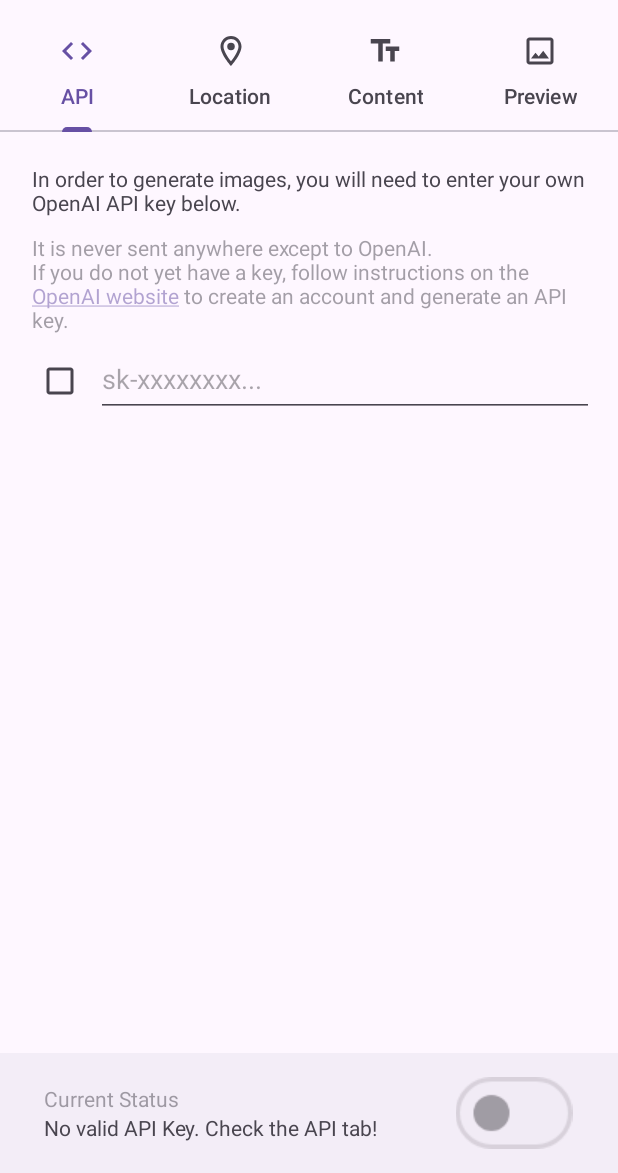
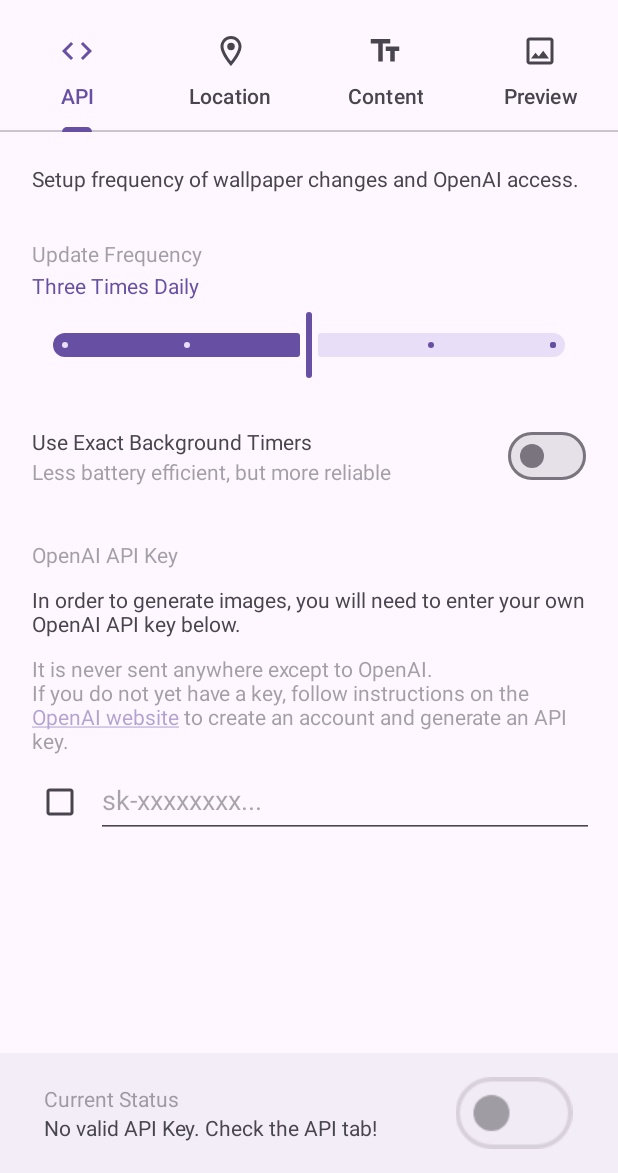
Before and after one commit to minosvasilias/AIWP, an Android app: the screen it shows after launch (MainActivity), on a phone screen of 412 x 824 dp, the part 63-1236 px from its top. Run offline under Robolectric (Android 15) with nearby library versions, the phone set to English and light mode, and no system bars.

Commit message:
Move frequency settings to API tab
- Use slider instead of spinner for frequency
- Add slider helpers to UITools

```diff
--- a/app/src/main/java/com/minosapps/aiwp/ApiFragment.java
+++ b/app/src/main/java/com/minosapps/aiwp/ApiFragment.java
@@ -35,7 +35,19 @@ public class ApiFragment extends Fragment {
 
         binding.apiKeySubInfo.setMovementMethod(LinkMovementMethod.getInstance());
 
+        UITools.populateSlider(binding.sliderFrequency, Settings.Frequency.values());
+        UITools.setupSlider(binding.sliderFrequency, position -> {
+            Settings.Frequency selectedFrequency = Settings.Frequency.values()[position.intValue()];
+            settings.setFrequency(selectedFrequency);
+            binding.sliderLabel.setText(EnumUtils.toFormattedString(Settings.Frequency.values()[position.intValue()]));
+        });
+        binding.sliderFrequency.setValue(settings.getFrequency().ordinal());
+        binding.sliderLabel.setText(EnumUtils.toFormattedString(settings.getFrequency()));
 
+        UITools.setupSwitch(binding.switchExact, isChecked -> {
+            settings.setUseExactTimer(isChecked);
+        });
+        binding.switchExact.setChecked(settings.getUseExactTimer());
 
         return binding.getRoot();
     }
--- a/app/src/main/java/com/minosapps/aiwp/UITools.java
+++ b/app/src/main/java/com/minosapps/aiwp/UITools.java
@@ -12,6 +12,7 @@ import android.widget.Spinner;
 import androidx.core.util.Consumer;
 
 import com.google.android.material.materialswitch.MaterialSwitch;
+import com.google.android.material.slider.Slider;
 
 import java.util.Arrays;
 
@@ -28,6 +29,31 @@ public class UITools {
         adapter.setDropDownViewResource(android.R.layout.simple_spinner_dropdown_item);
         spinner.setAdapter(adapter);
     }
+
+    public static void populateSlider(Slider slider, Enum<?>[] values) {
+        // Set the slider's value range
+        slider.setValueFrom(0);
+        slider.setValueTo(values.length - 1);
+
+        // Set the step size to 1 to snap to each enum value
+        slider.setStepSize(1);
+
+        // Set label formatter to display the formatted string of the enum
+        slider.setLabelFormatter(value -> {
+            // Convert float value to int to use as an index
+            int index = (int) value;
+
+            // Ensure index is within bounds
+            if (index < 0 || index >= values.length) {
+                return "";
+            }
+
+            // Return the formatted string for the enum value
+            String formattedValue = EnumUtils.toFormattedString(values[index]);
+            return "  " + formattedValue + "  ";
+        });
+    }
+
     static void setupSwitch(MaterialSwitch switchMaterial, Consumer<Boolean> onCheckedChangedAction) {
         switchMaterial.setOnCheckedChangeListener((buttonView, isChecked) -> {
             onCheckedChangedAction.accept(isChecked);
@@ -66,4 +92,13 @@ public class UITools {
             }
         });
     }
+
+    public static void setupSlider(Slider slider, Consumer<Float> onValueChangedAction) {
+        slider.addOnChangeListener(new Slider.OnChangeListener() {
+            @Override
+            public void onValueChange(Slider slider, float value, boolean fromUser) {
+                onValueChangedAction.accept(value);
+            }
+        });
+    }
 }
--- a/app/src/main/res/layout/tab_api.xml
+++ b/app/src/main/res/layout/tab_api.xml
@@ -12,6 +12,68 @@
             android:orientation="vertical"
             android:layout_gravity="top"
             android:padding="16dp">
+
+            <TextView
+                android:textAlignment="textStart"
+                android:layout_width="match_parent"
+                android:layout_height="wrap_content"
+                android:alpha="1.0"
+                android:layout_margin="5dp"
+                android:paddingBottom="20dp"
+                android:text="@string/setup_info"/>
+
+            <TextView
+                android:layout_width="wrap_content"
+                android:layout_height="wrap_content"
+                android:layout_margin="5dp"
+                android:alpha="0.5"
+                android:text="@string/frequency_title"/>
+
+            <TextView
+                android:id="@+id/slider_label"
+                android:layout_width="wrap_content"
+                android:layout_height="20dp"
+                android:text="Daily"
+                android:textColor="?colorPrimary"
+                android:layout_marginLeft="5dp"
+                android:layout_marginTop="-3dp"/>
+
+            <com.google.android.material.slider.Slider
+                android:id="@+id/slider_frequency"
+                android:layout_width="wrap_content"
+                android:layout_height="wrap_content"
+                android:layout_margin="5dp"/>
+
+            <com.google.android.material.materialswitch.MaterialSwitch
+                android:id="@+id/switch_exact"
+                android:layout_width="match_parent"
+                android:layout_height="50dp"
+                android:layout_marginTop="20dp"
+                android:layout_marginLeft="5dp"
+                android:layout_marginRight="5dp"
+                android:layout_marginBottom="5dp"/>
+
+            <TextView
+                android:layout_width="wrap_content"
+                android:layout_height="20dp"
+                android:text="@string/exact_title"
+                android:layout_marginLeft="5dp"
+                android:layout_marginTop="-50dp"/>
+
+            <TextView
+                android:layout_width="wrap_content"
+                android:layout_height="20dp"
+                android:text="@string/exact_subtitle"
+                android:alpha="0.5"
+                android:layout_marginLeft="5dp"/>
+
+            <TextView
+                android:layout_width="wrap_content"
+                android:layout_height="wrap_content"
+                android:layout_margin="5dp"
+                android:paddingTop="30dp"
+                android:alpha="0.5"
+                android:text="@string/api_key_title"/>
 
             <TextView
                 android:id="@+id/api_key_info"
@@ -51,6 +113,7 @@
                     android:hint="@string/openai_hint"
                     android:inputType="textPassword"/>
             </LinearLayout>
+
         </LinearLayout>
     </ScrollView>
 
```
Also changed, not shown: app/src/main/java/com/minosapps/aiwp/ContentFragment.java (+0 -11 lines), app/src/main/res/layout/tab_content.xml (+4 -31 lines).
